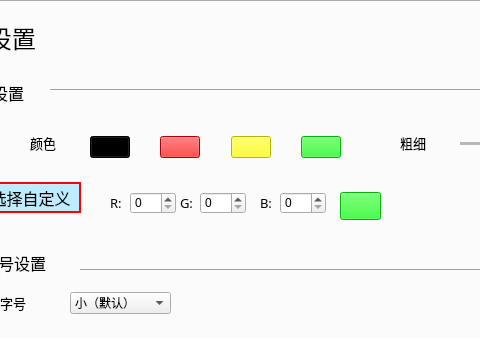
Before: the Qt Designer form LessonCode/week08/homework/handwriting/kmainwindow.ui in icyyoung719/KDevelop-Training, drawn with Qt 5; both pictures show x 126 to 606 and y 0 to 338 of the 930 by 643 pixel window.
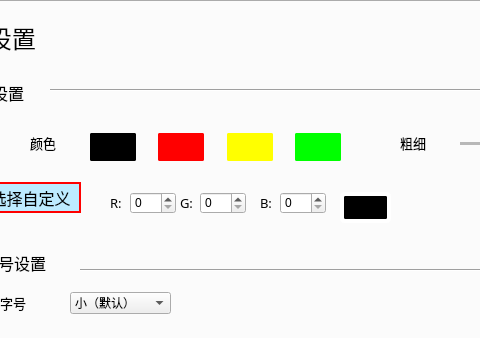
After: the same form once the commit is applied. Custom widgets are drawn as their Qt base class.

Commit message: feat(ColorButton): add qss for custom color buttons

The edit to the form file:
```diff
--- a/LessonCode/week08/homework/handwriting/kmainwindow.ui
+++ b/LessonCode/week08/homework/handwriting/kmainwindow.ui
@@ -1485,16 +1485,28 @@
        <rect>
         <x>430</x>
         <y>190</y>
-        <width>41</width>
-        <height>28</height>
+        <width>51</width>
+        <height>31</height>
        </rect>
       </property>
       <property name="styleSheet">
-       <string notr="true">QPushButton
-{
-	background-color:rgb(0, 255, 0)
+       <string notr="true">/* 默认状态 */
+QPushButton#showCustomColorButton {
+    border: 4px solid rgb(255, 255, 255); /* 边框较宽，颜色为蓝色 */
+    border-radius: 5px;
+    padding: 10px; /* 增加内边距，使得边框和背景颜色之间的间隔更大 */
+    background-color: rgb(0, 0, 0); /* 背景颜色 */
 }
-</string>
+
+/* 禁用状态 */
+QPushButton#showCustomColorButton:disabled {
+    border: 4px solid rgb(77, 232, 113); /* 边框颜色更改为绿色 */
+}
+
+/* 悬停状态 */
+QPushButton#showCustomColorButton:hover {
+    border: 4px solid rgb(0, 170, 255); /* 边框颜色更改为浅蓝色 */
+}</string>
       </property>
       <property name="text">
        <string/>
@@ -1603,11 +1615,22 @@
        <item>
         <widget class="QPushButton" name="greyColorButton">
          <property name="styleSheet">
-          <string notr="true">QPushButton
-{
-	background-color:rgb(0, 0, 0);
+          <string notr="true">QPushButton {
+    background-color: rgb(0, 0, 0);
+    border: 2px solid rgb(0, 0, 0);
+    border-radius: 2px;
+    padding: 5px;
 }
-</string>
+
+QPushButton:disabled {
+    background-color: rgb(0, 0, 0);
+    border: 2px solid rgb(77, 232, 113);
+    border-radius: 2px;
+    padding: 5px;
+}
+QPushButton::hover {
+    border: 2px solid rgb(0, 255, 0);
+}</string>
          </property>
          <property name="text">
           <string/>
@@ -1630,11 +1653,21 @@
        <item>
         <widget class="QPushButton" name="redColorButton">
          <property name="styleSheet">
-          <string notr="true">QPushButton
-{
-	background-color:rgb(244, 0, 0)
+          <string notr="true">QPushButton {
+    background-color: rgb(255, 0, 0);
+    border: 2px solid rgb(255, 0, 0);
+    border-radius: 2px;
+    padding: 5px;
 }
-</string>
+QPushButton::disabled {
+    background-color: rgb(255, 0, 0);
+    border: 2px solid rgb(0, 49, 147);
+    border-radius: 2px;
+    padding: 5px;
+}
+QPushButton::hover {
+    border: 2px solid rgb(0, 170, 255);
+}</string>
          </property>
          <property name="text">
           <string/>
@@ -1657,12 +1690,21 @@
        <item>
         <widget class="QPushButton" name="yellowColorButton">
          <property name="styleSheet">
-          <string notr="true">QPushButton
-{
-	background-color: rgb(255, 255, 0)
+          <string notr="true">QPushButton {
+    background-color: rgb(255, 255, 0);
+    border: 2px solid rgb(255, 255, 0);
+    border-radius: 2px;
+    padding: 5px;
 }
-
-</string>
+QPushButton::disabled {
+    background-color: rgb(255, 255, 0);
+    border: 2px solid rgb(0, 49, 147);
+    border-radius: 2px;
+    padding: 5px;
+}
+QPushButton::hover {
+    border: 2px solid rgb(0, 170, 255);
+}</string>
          </property>
          <property name="text">
           <string/>
@@ -1687,7 +1729,24 @@
          <property name="styleSheet">
           <string notr="true">QPushButton
 {
-	background-color:rgb(0, 255, 0)
+	background-color:rgb(0, 255, 0);
+    border: 2px solid rgb(0, 255, 0);
+    /* 可选：添加一些阴影效果，使边框更明显 */
+    border-radius: 2px;
+    /* 内边距，使得背景颜色和边框之间有空隙 */
+    padding: 5px; 
+}
+QPushButton::disabled
+{
+	background-color:rgb(0, 255, 0);
+    border: 2px solid rgb(0, 49, 147);
+    /* 可选：添加一些阴影效果，使边框更明显 */
+    border-radius: 2px;
+    /* 内边距，使得背景颜色和边框之间有空隙 */
+    padding: 5px; 
+}
+QPushButton::hover {
+	border: 2px solid rgb(0, 170, 255);
 }
 </string>
          </property>
```
The commit also changes 1 other file.
